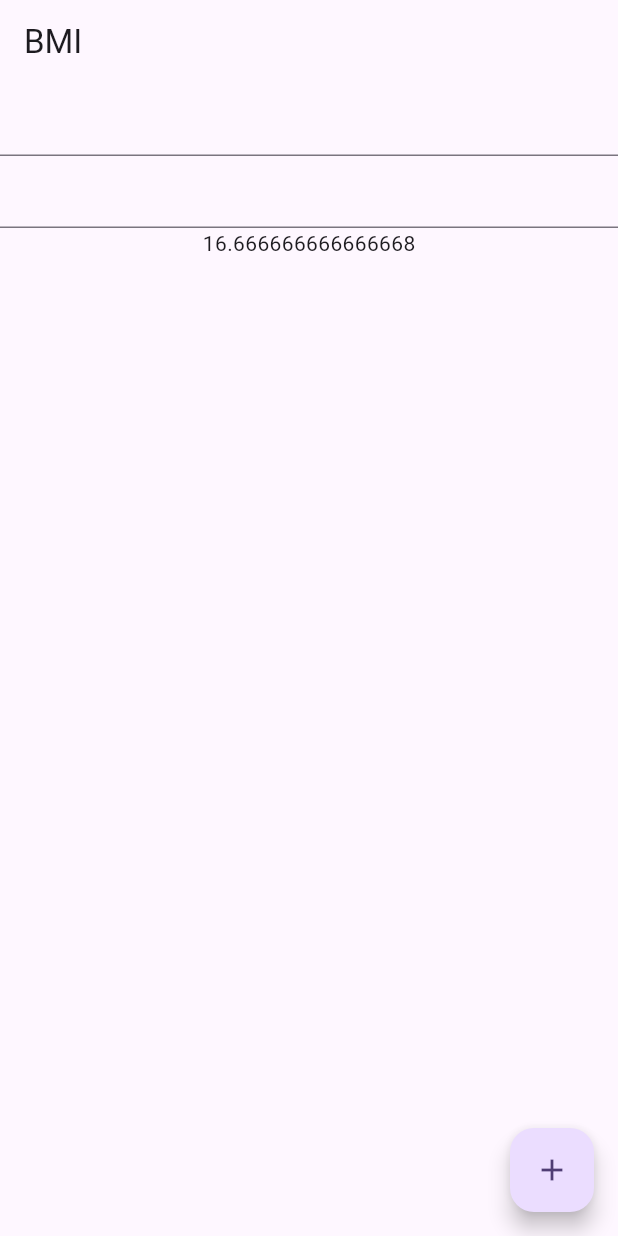
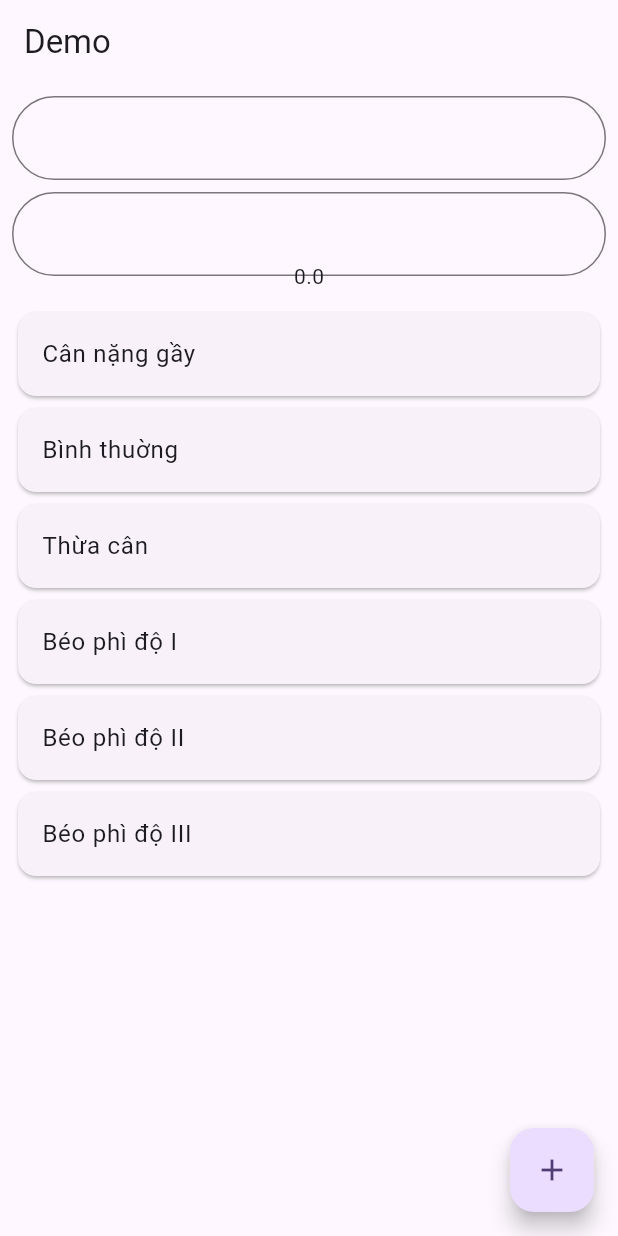
Before and after one commit to phammongkha562000/mine, a Flutter app: the screen it shows after launch, after a tap on the "add" icon, on a phone screen of 412 x 824 dp. Run offline on Flutter 3.47's test engine with Material 2 defaults, Android fonts, the light colour scheme and no system bars; drawn by our look-alikes of flutter_animate; our stand-ins replace flutter_riverpod.

Commit message:
add animate

```diff
--- a/lib/app.dart
+++ b/lib/app.dart
@@ -1,4 +1,7 @@
+// ignore_for_file: public_member_api_docs, sort_constructors_first
+import 'package:animations/animations.dart';
 import 'package:flutter/material.dart';
+import 'package:flutter_animate/flutter_animate.dart';
 import 'package:flutter_riverpod/flutter_riverpod.dart';
 
 class MyApp extends StatelessWidget {
@@ -19,6 +22,24 @@ class MyApp extends StatelessWidget {
 }
 
 final bmiProvider = StateProvider((ref) => 0.0);
+final _weightController = TextEditingController();
+final _heightController = TextEditingController();
+//   BMI <16: Gầy độ III
+// 16 ≤ BMI <17: Gầy độ II
+// 17 ≤ BMI <18.5: Gầy độ I
+// 18.5 ≤ BMI <25: Bình thường
+// 25 ≤ BMI <30: Thừa cân
+// 30 ≤ BMI 35: Béo phì độ 1
+// 35 ≤ BMI <40: Béo phì độ II
+// BMI >40: Béo phì độ III
+List<EvaluateBMI> evalueteList = [
+  EvaluateBMI(id: 1, name: 'Cân nặng gầy', start: 0.0, end: 18.5),
+  EvaluateBMI(id: 2, name: 'Bình thuờng', start: 18.5, end: 25),
+  EvaluateBMI(id: 3, name: 'Thừa cân', start: 25, end: 30),
+  EvaluateBMI(id: 4, name: 'Béo phì độ I', start: 30, end: 35),
+  EvaluateBMI(id: 5, name: 'Béo phì độ II', start: 35, end: 40),
+  EvaluateBMI(id: 6, name: 'Béo phì độ III', start: 40, end: 1000),
+];
 
 class MyHomePage extends ConsumerWidget {
   const MyHomePage({super.key});
@@ -26,20 +47,101 @@ class MyHomePage extends ConsumerWidget {
   @override
   Widget build(BuildContext context, WidgetRef ref) {
     return Scaffold(
-      appBar: AppBar(title: Text('BMI')),
+      appBar: AppBar(title: Text('Demo')),
       body: Center(child: Consumer(
         builder: (context, ref, child) {
           final bmi = ref.watch(bmiProvider);
-          return Column(
-            children: [TextFormField(), TextFormField(), Text('$bmi')],
+          final id = bmi == 0.0
+              ? null
+              : evalueteList
+                  .where((e) => bmi < e.end && bmi >= e.start)
+                  .single
+                  .id;
+          return Padding(
+            padding: const EdgeInsets.all(8.0),
+            child: Column(
+              children: [
+                TextFormField(
+                  decoration: InputDecoration(
+                      border: OutlineInputBorder(
+                          borderRadius: BorderRadius.circular(32))),
+                  controller: _weightController,
+                ),
+                SizedBox(height: 8,),
+                TextFormField(
+                  decoration: InputDecoration(
+                      border: OutlineInputBorder(
+                          borderRadius: BorderRadius.circular(32))),
+                  controller: _heightController,
+                ),
+                Text('$bmi')
+                    .animate(target: bmi != 0.0 ? 1 : 0)
+                    .slideY(duration: Duration(seconds: 5)),
+                // OpenContainer(
+                //   openColor: Colors.pink,
+                //   transitionDuration: Duration(seconds: 1),
+                //   transitionType: ContainerTransitionType.fadeThrough,
+                //   closedBuilder: (context, action) => Text('Small widget'),
+                //   openBuilder: (context, action) => BigWiget(
+                //     id: 2,
+                //   ),
+                // ),
+                Expanded(
+                    child: ListView.builder(
+                  itemCount: evalueteList.length,
+                  itemBuilder: (context, index) {
+                    return Card(
+                      color: evalueteList[index].id == id ? Colors.amber : null,
+                      child: ListTile(title: Text(evalueteList[index].name))
+                          .animate(target: evalueteList[index].id == id ? 1 : 0)
+                          .scaleX(),
+                    );
+                  },
+                ))
+              ],
+            ),
           );
         },
       )),
       floatingActionButton: FloatingActionButton(
         // The read method is a utility to read a provider without listening to it
-        onPressed: () => ref.read(bmiProvider.notifier).update((state) => 56/(1.68*2)),
+        onPressed: () => ref.read(bmiProvider.notifier).update((state) =>
+            double.parse(_weightController.text) /
+            (double.parse(_heightController.text) * 2)),
         child: const Icon(Icons.add),
       ),
     );
   }
 }
+
+class EvaluateBMI {
+  final int id;
+  final String name;
+  final double start;
+  final double end;
+  EvaluateBMI({
+    required this.id,
+    required this.name,
+    required this.start,
+    required this.end,
+  });
+}
+
+class BigWiget extends StatefulWidget {
+  const BigWiget({
+    Key? key,
+    required this.id,
+  }) : super(key: key);
+  final int id;
+  @override
+  State<BigWiget> createState() => _BigWigetState();
+}
+
+class _BigWigetState extends State<BigWiget> {
+  @override
+  Widget build(BuildContext context) {
+    return Scaffold(
+      appBar: AppBar(title: Text(widget.id.toString())),
+    );
+  }
+}
--- a/pubspec.yaml
+++ b/pubspec.yaml
@@ -12,9 +12,12 @@ dependencies:
   flutter:
     sdk: flutter
 
+  flutter_animate: ^4.3.0
   flutter_riverpod: ^2.4.9
-
+  flutter_hooks: ^0.20.3
+  hooks_riverpod: ^2.4.9
   cupertino_icons: ^1.0.2
+  animations: ^2.0.8
 
 dev_dependencies:
   flutter_test:
```
Also changed, not shown: pubspec.lock.
